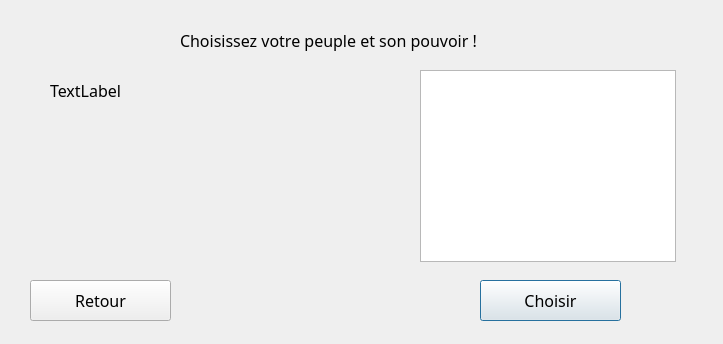
The window that warCPP/selectnationpowerwindows.ui (jcambray/ProjetWarCPP) describes before a commit, drawn with Qt 5.
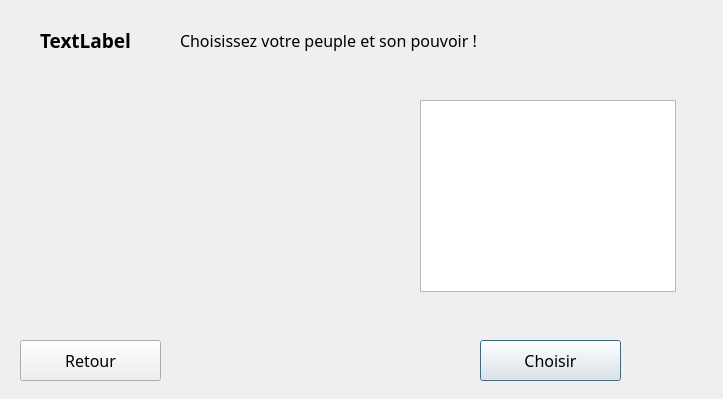
The same window after the commit.

The edit to the form file:
```diff
--- a/warCPP/selectnationpowerwindows.ui
+++ b/warCPP/selectnationpowerwindows.ui
@@ -7,7 +7,7 @@
     <x>0</x>
     <y>0</y>
     <width>723</width>
-    <height>344</height>
+    <height>399</height>
    </rect>
   </property>
   <property name="windowTitle">
@@ -19,16 +19,18 @@
   <widget class="QLabel" name="labelJoueur">
    <property name="geometry">
     <rect>
-     <x>50</x>
-     <y>70</y>
-     <width>111</width>
+     <x>40</x>
+     <y>20</y>
+     <width>131</width>
      <height>41</height>
     </rect>
    </property>
    <property name="font">
     <font>
      <family>Lucida Handwriting</family>
-     <pointsize>12</pointsize>
+     <pointsize>14</pointsize>
+     <weight>75</weight>
+     <bold>true</bold>
     </font>
    </property>
    <property name="text">
@@ -58,17 +60,32 @@
    <property name="geometry">
     <rect>
      <x>420</x>
-     <y>70</y>
+     <y>100</y>
      <width>256</width>
      <height>192</height>
     </rect>
    </property>
+   <property name="font">
+    <font>
+     <family>Lucida Handwriting</family>
+     <pointsize>10</pointsize>
+    </font>
+   </property>
+   <property name="editTriggers">
+    <set>QAbstractItemView::NoEditTriggers</set>
+   </property>
+   <property name="showDropIndicator" stdset="0">
+    <bool>true</bool>
+   </property>
+   <property name="dragEnabled">
+    <bool>false</bool>
+   </property>
   </widget>
   <widget class="QPushButton" name="pushButton">
    <property name="geometry">
     <rect>
      <x>480</x>
-     <y>280</y>
+     <y>340</y>
      <width>141</width>
      <height>41</height>
     </rect>
@@ -86,8 +103,8 @@
   <widget class="QPushButton" name="pushButton_2">
    <property name="geometry">
     <rect>
-     <x>30</x>
-     <y>280</y>
+     <x>20</x>
+     <y>340</y>
      <width>141</width>
      <height>41</height>
     </rect>
```
Left out of the diff: 21 changed lines with no effect on the pictures.
